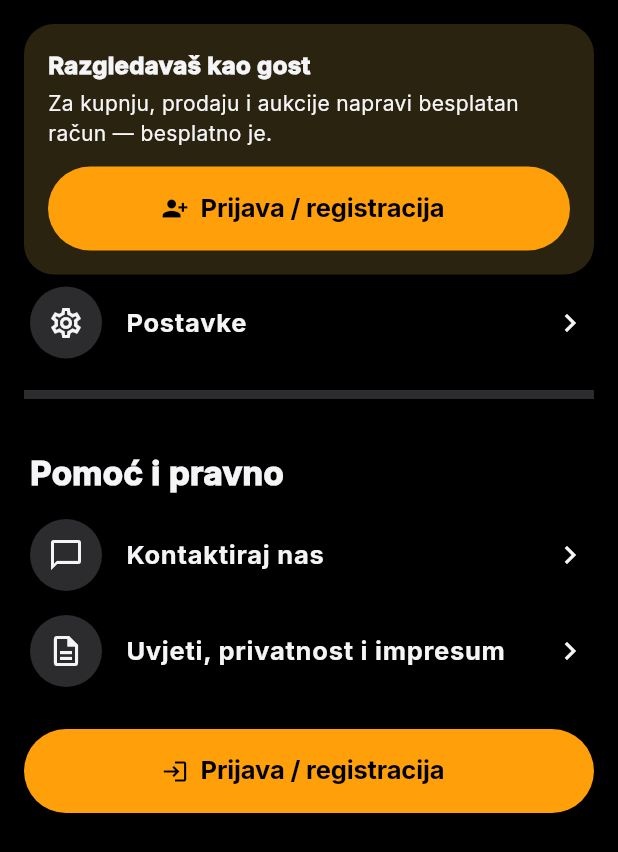
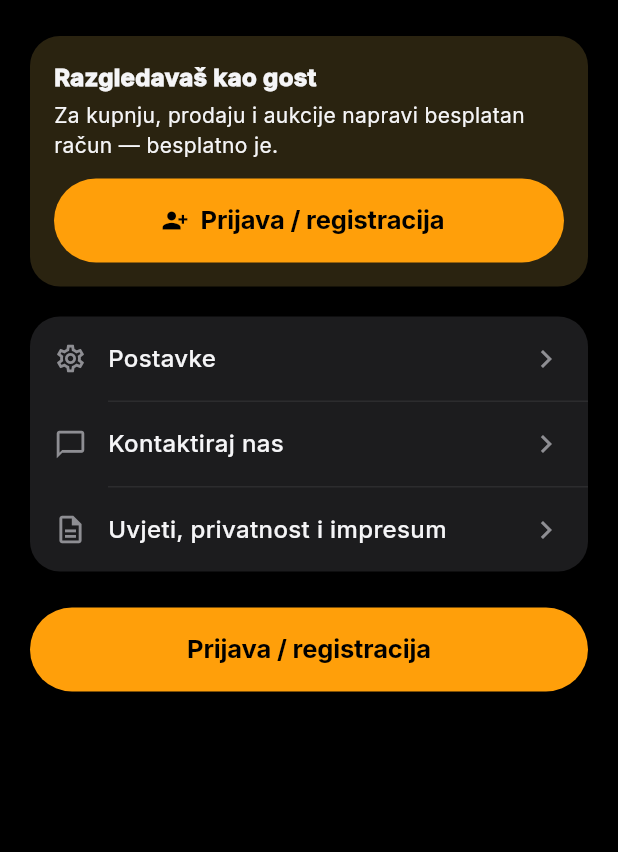
Before and after one commit to Karlo6546541/bot, a Flutter app: the _AccountHome widget shown alone on an empty page, opened directly, on a phone screen of 412 x 824 dp. Shown: the top 852 px of the screen. Run offline on Flutter 3.47's test engine with Material 3 defaults, Android fonts, the phone set to English and light mode, and no system bars; our stand-ins replace file_picker, flutter_riverpod, hive, hive_flutter, image_picker, qr_flutter and 3 more; missing offline and left inert: dart:js_interop, dart:ui_web, dart_webrtc, flutter_webrtc; accounts and stored records are empty; network calls fail.

Commit message:
Moje i Profil u stilu "Pozornica"
- Profil (kartica računa): veliki avatar i ime, zarada kao glavni broj
  (48 px) koja otvara isplatu, redovi grupirani u tri površine s tankim
  razdjelnicima (prodaja i povijest; plaćanje, adrese, zdravlje računa;
  postavke i pravno), odjava kao tihi tekst.
- Moje: tabovi su kapsula (segmentirana kontrola) umjesto podvlake,
  bez razdjelnika; lakši retci u Spremljeno.
- Pomoćna funkcija testa za Postavke pomiče prema dolje.

Co-Authored-By: Claude Opus 5.5 <noreply@anthropic.com>
Claude-Session: https://claude.ai/code/session_01PBov6w7Hus1Rp49XeCqhPo

```diff
--- a/loop_app/lib/screens/activity_view.dart
+++ b/loop_app/lib/screens/activity_view.dart
@@ -194,40 +194,39 @@ class _ActivityViewState extends ConsumerState<ActivityView> {
       ),
     );
 
-    Widget tab(_Tab t0, String label, int badge) => Padding(
-      padding: const EdgeInsets.only(right: 16),
-      child: InkWell(
+    // Tab je dio kapsule (segmentirana kontrola): odabrani je svijetao.
+    Widget tab(_Tab t0, String label, int badge) {
+      final on = _tab == t0;
+      return InkWell(
         key: ValueKey('activity-tab-${t0.name}'),
+        borderRadius: BorderRadius.circular(99),
         onTap: () => setState(() => _tab = t0),
         child: Container(
-          padding: const EdgeInsets.symmetric(vertical: 10),
+          constraints: const BoxConstraints(minHeight: 40),
+          padding: const EdgeInsets.symmetric(horizontal: 14),
+          alignment: Alignment.center,
           decoration: BoxDecoration(
-            border: Border(
-              bottom: BorderSide(
-                color: _tab == t0 ? LoopColors.textPrimary : Colors.transparent,
-                width: 3,
-              ),
-            ),
+            color: on ? LoopColors.textPrimary : Colors.transparent,
+            borderRadius: BorderRadius.circular(99),
           ),
           child: Badge(
             isLabelVisible: badge > 0,
             label: Text('$badge'),
             backgroundColor: LoopColors.accent,
+            textColor: LoopColors.onAccent,
             offset: const Offset(10, -6),
             child: Text(
               label,
               style: TextStyle(
-                fontSize: 15,
-                fontWeight: FontWeight.w900,
-                color: _tab == t0
-                    ? LoopColors.textPrimary
-                    : LoopColors.textSecondary,
+                fontSize: 14,
+                fontWeight: FontWeight.w600,
+                color: on ? LoopColors.background : LoopColors.textSecondary,
               ),
             ),
           ),
         ),
-      ),
-    );
+      );
+    }
 
     final actions = all.where((d) => d.dispute == null && _needsBuyer(d, now));
     final body = switch (_tab) {
@@ -331,13 +330,18 @@ class _ActivityViewState extends ConsumerState<ActivityView> {
 
     return Column(
       children: [
-        Align(
-          alignment: Alignment.centerLeft,
-          child: Padding(
-            padding: const EdgeInsets.fromLTRB(16, 4, 16, 0),
-            child: SingleChildScrollView(
-              scrollDirection: Axis.horizontal,
+        Padding(
+          padding: const EdgeInsets.fromLTRB(16, 8, 16, 8),
+          child: SingleChildScrollView(
+            scrollDirection: Axis.horizontal,
+            child: Container(
+              padding: const EdgeInsets.all(4),
+              decoration: BoxDecoration(
+                color: LoopColors.surface,
+                borderRadius: BorderRadius.circular(99),
+              ),
               child: Row(
+                mainAxisSize: MainAxisSize.min,
                 children: [
                   tab(_Tab.purchases, t('Kupnje'), actions.length),
                   tab(_Tab.bids, t('Licitacije'), outbid.length),
@@ -348,7 +352,6 @@ class _ActivityViewState extends ConsumerState<ActivityView> {
             ),
           ),
         ),
-        Divider(height: 1, color: LoopColors.surfaceHover),
         Expanded(
           child: ListView(
             key: ValueKey('activity-list-${_tab.name}'),
@@ -393,7 +396,10 @@ class _ActivityViewState extends ConsumerState<ActivityView> {
                           d.name,
                           maxLines: 1,
                           overflow: TextOverflow.ellipsis,
-                          style: const TextStyle(fontWeight: FontWeight.w800),
+                          style: const TextStyle(
+                            fontWeight: FontWeight.w600,
+                            fontSize: 16,
+                          ),
                         ),
                         Text(
                           auction != null
@@ -417,7 +423,10 @@ class _ActivityViewState extends ConsumerState<ActivityView> {
                   if (auction == null && !d.isDigital)
                     Text(
                       formatCredits(d.shownPrice),
-                      style: const TextStyle(fontWeight: FontWeight.w900),
+                      style: const TextStyle(
+                        fontWeight: FontWeight.w600,
+                        fontSize: 16,
+                      ),
                     ),
                   Icon(Icons.chevron_right, color: LoopColors.textSecondary),
                 ],
--- a/loop_app/lib/screens/profile_screen.dart
+++ b/loop_app/lib/screens/profile_screen.dart
@@ -79,64 +79,46 @@ class _AccountHome extends ConsumerWidget {
     if (user == null) return const SizedBox.shrink();
     final app = ref.read(appProvider.notifier);
 
+    // Redovi su plosnati i grupirani u jednu površinu s tankim razdjelnicima.
     Widget row(String key, IconData icon, String label, VoidCallback onTap) =>
-        ListTile(
+        InkWell(
           key: ValueKey(key),
-          minTileHeight: 64,
-          contentPadding: const EdgeInsets.symmetric(horizontal: 4),
-          leading: CircleAvatar(
-            radius: 24,
-            backgroundColor: LoopColors.surfaceHover,
-            child: Icon(icon, color: LoopColors.textPrimary),
+          onTap: onTap,
+          child: Padding(
+            padding: const EdgeInsets.symmetric(horizontal: 16, vertical: 16),
+            child: Row(
+              children: [
+                Icon(icon, color: LoopColors.textSecondary, size: 22),
+                const SizedBox(width: 14),
+                Expanded(
+                  child: Text(
+                    label,
+                    style: const TextStyle(
+                      fontWeight: FontWeight.w500,
+                      fontSize: 16,
                     ),
-          title: Text(
-            label,
-            style: const TextStyle(fontWeight: FontWeight.w800, fontSize: 17),
                   ),
-          trailing: Icon(Icons.chevron_right, color: LoopColors.textPrimary),
-          onTap: onTap,
-        );
-
-    Widget head(String text) => Padding(
-      padding: const EdgeInsets.fromLTRB(4, 20, 4, 8),
-      child: Text(
-        text,
-        style: const TextStyle(fontWeight: FontWeight.w900, fontSize: 22),
+                ),
+                Icon(Icons.chevron_right, color: LoopColors.textSecondary),
+              ],
+            ),
           ),
         );
 
-    Widget tile(
-      String key,
-      IconData icon,
-      String title,
-      Widget subtitle,
-      VoidCallback onTap,
-    ) => Expanded(
+    Widget group(List<Widget> rows) => Padding(
+      padding: const EdgeInsets.only(top: 20),
       child: Material(
-        color: LoopColors.surfaceHover,
-        borderRadius: BorderRadius.circular(16),
-        child: InkWell(
-          key: ValueKey(key),
-          borderRadius: BorderRadius.circular(16),
-          onTap: onTap,
-          child: Padding(
-            padding: const EdgeInsets.all(16),
+        color: LoopColors.surface,
+        borderRadius: BorderRadius.circular(kRadius),
+        clipBehavior: Clip.antiAlias,
         child: Column(
-              crossAxisAlignment: CrossAxisAlignment.start,
           children: [
-                Icon(icon, size: 30),
-                const SizedBox(height: 18),
-                Text(
-                  title,
-                  style: const TextStyle(
-                    fontWeight: FontWeight.w800,
-                    fontSize: 16,
-                  ),
-                ),
-                subtitle,
+            for (var i = 0; i < rows.length; i++) ...[
+              if (i > 0)
+                Divider(height: 1, indent: 52, color: LoopColors.surfaceHover),
+              rows[i],
             ],
-            ),
-          ),
+          ],
         ),
       ),
     );
@@ -147,88 +129,95 @@ class _AccountHome extends ConsumerWidget {
         constraints: const BoxConstraints(maxWidth: 640),
         child: ListView(
           key: const ValueKey('account-home'),
-          padding: const EdgeInsets.fromLTRB(16, 16, 16, 32),
+          padding: const EdgeInsets.fromLTRB(20, 24, 20, 40),
           children: [
             if (user.isGuest)
               const _GuestCard()
-            else
-              Row(
-                children: [
-                  UserAvatar(user: user, size: 76),
-                  const SizedBox(width: 16),
-                  Expanded(
+            else ...[
+              // Ti: avatar, ime i jedna radnja.
+              Center(child: UserAvatar(user: user, size: 88)),
+              const SizedBox(height: 14),
+              Text(
+                user.username.isNotEmpty ? user.username : user.handle,
+                textAlign: TextAlign.center,
+                maxLines: 1,
+                overflow: TextOverflow.ellipsis,
+                style: const TextStyle(
+                  fontSize: 30,
+                  fontWeight: FontWeight.w700,
+                  letterSpacing: -0.6,
+                ),
+              ),
+              const SizedBox(height: 4),
+              Center(
+                child: TextButton(
+                  key: const ValueKey('account-view-profile'),
+                  onPressed: () => MyProfileScreen.open(context),
+                  child: Text(t('Pogledaj profil')),
+                ),
+              ),
+              const SizedBox(height: 16),
+              // Zarada je glavni broj; dodir otvara isplatu.
+              Material(
+                color: LoopColors.surface,
+                borderRadius: BorderRadius.circular(28),
+                clipBehavior: Clip.antiAlias,
+                child: InkWell(
+                  key: const ValueKey('account-earnings'),
+                  onTap: () => showPayoutDialog(context, ref),
+                  child: Padding(
+                    padding: const EdgeInsets.fromLTRB(22, 20, 22, 22),
                     child: Column(
                       crossAxisAlignment: CrossAxisAlignment.start,
                       children: [
                         Text(
-                          user.username.isNotEmpty
-                              ? user.username
-                              : user.handle,
-                          maxLines: 1,
-                          overflow: TextOverflow.ellipsis,
-                          style: const TextStyle(
-                            fontSize: 26,
-                            fontWeight: FontWeight.w900,
+                          t('Zarada').toUpperCase(),
+                          style: TextStyle(
+                            color: LoopColors.textSecondary,
+                            fontSize: 11,
+                            fontWeight: FontWeight.w600,
+                            letterSpacing: 1.3,
                           ),
                         ),
                         const SizedBox(height: 6),
-                        FilledButton(
-                          key: const ValueKey('account-view-profile'),
-                          style: FilledButton.styleFrom(
-                            backgroundColor: LoopColors.textPrimary,
-                            foregroundColor: LoopColors.background,
-                            minimumSize: const Size(0, 40),
-                            padding: const EdgeInsets.symmetric(horizontal: 20),
-                          ),
-                          onPressed: () => MyProfileScreen.open(context),
-                          child: Text(t('Pogledaj profil')),
-                        ),
-                      ],
+                        Text(
+                          formatCredits(user.credits),
+                          key: const ValueKey('account-earnings-amount'),
+                          style: const TextStyle(
+                            fontSize: 48,
+                            fontWeight: FontWeight.w700,
+                            letterSpacing: -1.2,
+                            height: 1.05,
                           ),
                         ),
-                ],
-              ),
-            if (!user.isGuest) ...[
-              head(t('Račun')),
-              Row(
-                children: [
-                  tile(
-                    'account-earnings',
-                    Icons.account_balance_wallet_outlined,
-                    t('Zarada'),
-                    Text.rich(
-                      TextSpan(
-                        children: [
-                          TextSpan(text: '${t('Za isplatu')}: '),
-                          TextSpan(
-                            text: formatCredits(user.credits),
+                        const SizedBox(height: 4),
+                        Text(
+                          t('Za isplatu'),
                           style: TextStyle(
-                              color: LoopColors.buyNow,
-                              fontWeight: FontWeight.w900,
+                            color: LoopColors.textSecondary,
+                            fontSize: 14,
                           ),
                         ),
                       ],
                     ),
                   ),
-                    () => showPayoutDialog(context, ref),
                 ),
-                  const SizedBox(width: 12),
-                  tile(
+              ),
+              group([
+                row(
                   'account-seller-hub',
                   Icons.storefront_outlined,
                   t('Seller Hub'),
-                    Text(t('Prodaja i showovi')),
                   () => ref.read(homeTabProvider.notifier).select(2),
                 ),
-                ],
+                row(
+                  'open-activity',
+                  Icons.receipt_long_outlined,
+                  t('Povijest transakcija'),
+                  () => ActivityPage.open(context),
                 ),
-              const SizedBox(height: 12),
-              row(
-                'account-health',
-                Icons.verified_user_outlined,
-                t('Zdravlje računa'),
-                () => AccountHealthScreen.open(context),
-              ),
+              ]),
+              group([
                 row(
                   'profile-checkout',
                   Icons.credit_card,
@@ -242,20 +231,20 @@ class _AccountHome extends ConsumerWidget {
                   () => ensureCheckout(context, ref, force: true),
                 ),
                 row(
-                'open-activity',
-                Icons.receipt_long_outlined,
-                t('Povijest transakcija'),
-                () => ActivityPage.open(context),
+                  'account-health',
+                  Icons.verified_user_outlined,
+                  t('Zdravlje računa'),
+                  () => AccountHealthScreen.open(context),
                 ),
+              ]),
             ],
+            group([
               row(
                 'profile-settings',
                 Icons.settings_outlined,
                 t('Postavke'),
                 () => ref.read(profileSettingsProvider.notifier).setOpen(true),
               ),
-            const Divider(height: 32, thickness: 6),
-            head(t('Pomoć i pravno')),
               row(
                 'account-contact',
                 Icons.chat_bubble_outline,
@@ -268,24 +257,25 @@ class _AccountHome extends ConsumerWidget {
                 t('Uvjeti, privatnost i impresum'),
                 () => LegalListScreen.open(context),
               ),
-            const SizedBox(height: 20),
+            ]),
+            const SizedBox(height: 24),
             if (user.isGuest)
-              FilledButton.icon(
+              FilledButton(
                 key: const ValueKey('account-login'),
                 onPressed: () => LoginScreen.open(context),
-                icon: const Icon(Icons.login),
-                label: Text(t('Prijava / registracija')),
+                child: Text(t('Prijava / registracija')),
               )
             else
-              FilledButton.icon(
+              Center(
+                child: TextButton(
                   key: const ValueKey('account-sign-out'),
-                style: FilledButton.styleFrom(
-                  backgroundColor: LoopColors.textPrimary,
-                  foregroundColor: LoopColors.background,
+                  style: TextButton.styleFrom(
+                    foregroundColor: LoopColors.error,
+                    minimumSize: const Size(0, 52),
                   ),
                   onPressed: app.logout,
-                icon: const Icon(Icons.logout),
-                label: Text(t('Odjavi se')),
+                  child: Text(t('Odjavi se')),
+                ),
               ),
           ],
         ),
```
Also changed, not shown: 1 other file. Lines whose indentation alone changed are shown as unchanged.
